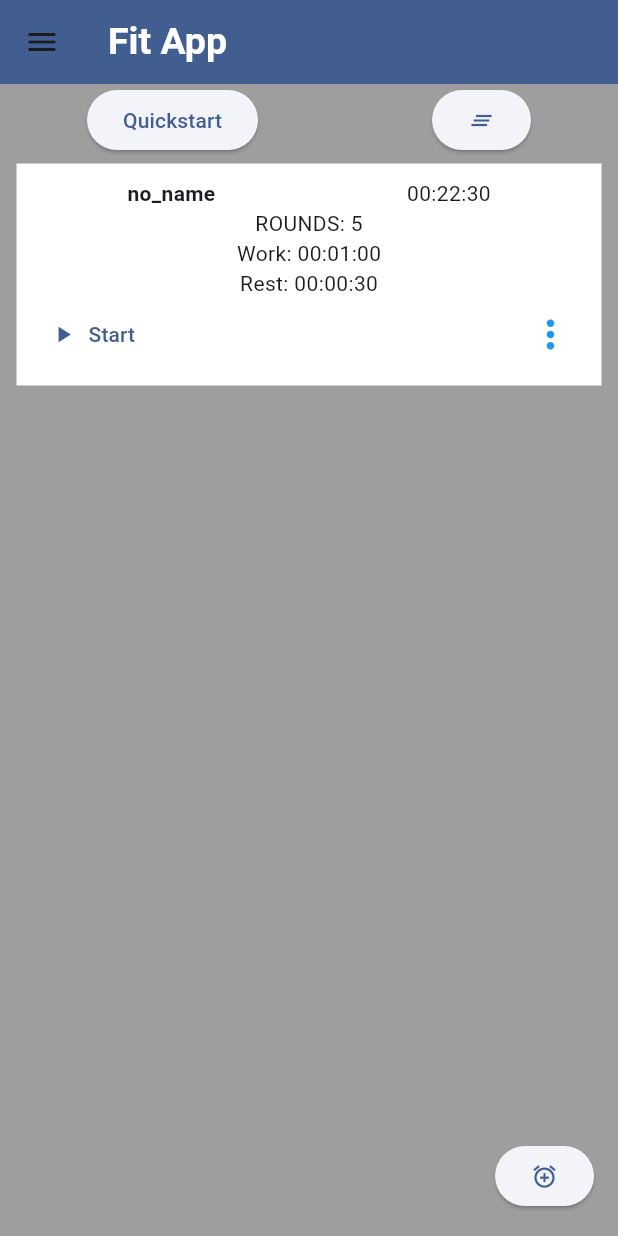
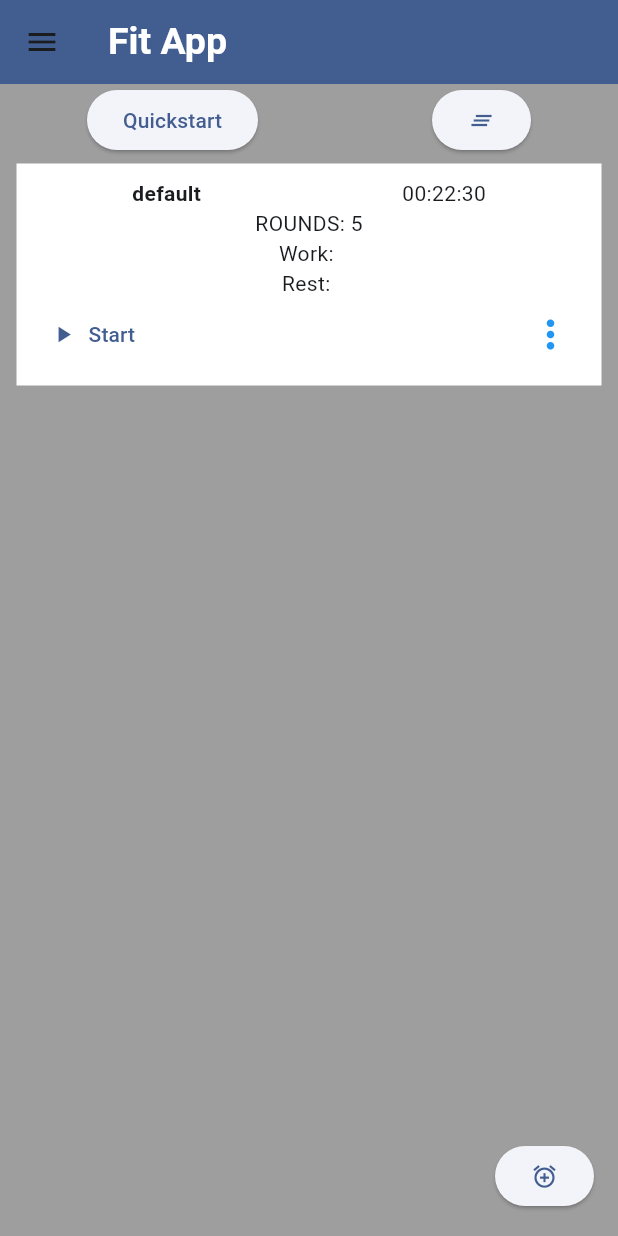
Before and after one commit to kcmurray1/fitness_app, a Flutter app: the screen it shows after launch, on a phone screen of 412 x 824 dp. Run offline on Flutter 3.47's test engine with Material 3 defaults, Android fonts, the phone set to English and light mode, and no system bars.

Commit message:
Added IntervalTimer.fromJson constructor to facilitate File reading

```diff
--- a/lib/models/interval_timer.dart
+++ b/lib/models/interval_timer.dart
@@ -1,3 +1,6 @@
+import 'dart:convert';
+
+import 'package:flutter/foundation.dart';
 import 'package:flutter/material.dart';
 import 'phase_timer.dart';
 import 'round.dart';
@@ -31,6 +34,21 @@ class IntervalTimer extends ChangeNotifier {
       addRound(workTime: workTime, restTime: restTime);
     }
     _totalRounds = numRounds;
+  }
+
+  factory IntervalTimer.fromJson({
+    Key? key,
+    String id = "missing_id",
+    required dynamic jsonData,
+  }){
+
+    return IntervalTimer(
+      name: jsonData["name"],
+      id: id,
+      numRounds: jsonData["num_rounds"],
+      workTime: Duration(seconds: jsonData["work"] ?? 10),
+      restTime: Duration(seconds: jsonData["rest"] ?? 5),
+    );
   }
 
 
@@ -129,8 +147,12 @@ class IntervalTimer extends ChangeNotifier {
     }
 
   }
+  int get totalRounds
+  {
+    return _totalRounds;
+  }
 
-  Duration getTotalTime()
+  Duration get totalTime
   {
     Duration totalTime = Duration();
     for(Round round in rounds)
--- a/lib/models/json_storage.dart
+++ b/lib/models/json_storage.dart
@@ -50,7 +50,7 @@ class JsonStorage
     {
       _cache["default"] = defaultValue;
     }
-    print("read $_cache");
+    print("JsonStorage read $_cache");
     return _cache;
   }
 
--- a/lib/pages/timer_select_page/timer_select_page.dart
+++ b/lib/pages/timer_select_page/timer_select_page.dart
@@ -44,7 +44,6 @@ class _TimerSelectPageState extends State<TimerSelectPage>
   void _loadPresetData()
   {
     _timerStorage.read().then((value){
-      print("read from file $value");
       setState(() {
         presetData = value;
       });
@@ -67,7 +66,7 @@ class _TimerSelectPageState extends State<TimerSelectPage>
   {
     // total time is work + rest * number of rounds NOTE: this only applies to simple timers
     IntervalTimer timer = IntervalTimer(id: id, workTime: work, restTime: rest, numRounds: rounds);
-    Duration totalTime = timer.getTotalTime();
+    Duration totalTime = timer.totalTime;
     // Duration totalTime = Duration(seconds: ((work + rest) * rounds).inSeconds);
     return Container(
       decoration: BoxDecoration(
@@ -139,6 +138,85 @@ class _TimerSelectPageState extends State<TimerSelectPage>
       )
     );
   }
+  Widget customCardTwo ({
+    required IntervalTimer timer,
+    required Function onDelete
+  })
+  {
+
+    // Duration totalTime = Duration(seconds: ((work + rest) * rounds).inSeconds);
+    return Container(
+      decoration: BoxDecoration(
+        border: Border.all(width: 5, color: Colors.grey),
+        color: Colors.white
+      ),
+      padding: EdgeInsets.all(10),
+      child: Column(
+        children: [
+          Row(
+            mainAxisAlignment: MainAxisAlignment.spaceAround,
+            children: [
+              Text(timer.name,
+                style: TextStyle(fontWeight: FontWeight.bold)
+              ),
+              Text(durationString(timer.totalTime))
+            ]
+          ),
+          Text("ROUNDS: ${timer.totalRounds}"),
+          Text("Work: "),
+          Text("Rest: "),
+          Row(
+            mainAxisAlignment: MainAxisAlignment.spaceBetween,
+            children: [
+              TextButton.icon(onPressed: (){
+
+                  Navigator.of(context).push(
+                    MaterialPageRoute(
+                      builder: (context) => ChangeNotifierProvider(
+                        create: (context) => timer,
+                        child: TimerPage(),
+                      )
+                    ),
+                  );
+
+              }, label: Text("Start"), icon: Icon(Icons.play_arrow)),
+              RoundCardPopUpMenu(
+                iconColor: Colors.blue,
+                onDelete: onDelete,
+                onEdit: () async {
+                  IntervalTimer settingsTimer = timer;
+                  await Navigator.of(context).push(
+                    MaterialPageRoute(
+                      builder: (context) => ChangeNotifierProvider(
+                        create: (context) => settingsTimer,
+                        child: TimerSettingsPage(),
+                      )
+                    ),
+                  ).then((onValue) {
+                    if(onValue["save_data"])
+                    {
+                      // Update data
+                      setState(() {
+                        _timerStorage[timer.id] = settingsTimer.toJson();
+                      });
+
+                      _timerStorage.save();
+                      // print(settingsTimer.toJson());
+                      // Reload data to show changes
+                      _loadPresetData();
+
+                    }
+                  });
+
+                },
+                onDuplicate: (){}
+              )
+            ],
+          ),
+        ],
+      )
+    );
+  }
 
   /// Add default timer
   void _addTimer()
@@ -182,23 +260,30 @@ class _TimerSelectPageState extends State<TimerSelectPage>
   {
     if(presetData == null)
     {
-      return Text("nop");
+      return Text("Loading data...");
     }
     else
     {
       return ListView(
         children:
           presetData.entries.map<Widget>((entry){
+
             String id = entry.key;
             dynamic preset = entry.value;
-            return customCard(
-              name:"no_name",
-              id: id,
-              work: Duration(seconds: preset["work"]),
-              rest: Duration(seconds: preset["rest"]),
-              rounds: preset["num_rounds"],
-              onDelete: ()=> _removeData(id),
-              );
+            return customCardTwo(timer: IntervalTimer.fromJson(
+                id: id,
+                jsonData: preset
+              ),
+              onDelete: () => _removeData(id),
+            );
+            // return customCard(
+            //   name: preset["name"],
+            //   id: id,
+            //   work: Duration(seconds: preset["work"]),
+            //   rest: Duration(seconds: preset["rest"]),
+            //   rounds: preset["num_rounds"],
+            //   onDelete: ()=> _removeData(id),
+            //   );
           }).toList()
       );
     }
--- a/lib/pages/timer_settings_page/timer_settings_page.dart
+++ b/lib/pages/timer_settings_page/timer_settings_page.dart
@@ -1,5 +1,4 @@
 import 'package:flutter/material.dart';
-import 'package:provider/provider.dart';
 // Settings Widgets
 import 'package:fitness_app/pages/timer_settings_page/widgets/timer_advanced_settings.dart';
 import 'package:fitness_app/pages/timer_settings_page/widgets/timer_simple_settings.dart';
--- a/lib/pages/timer_settings_page/widgets/timer_advanced_settings.dart
+++ b/lib/pages/timer_settings_page/widgets/timer_advanced_settings.dart
@@ -23,7 +23,7 @@ class _TimerAdvancedSettingState extends State<TimerAdvancedSettings>
               Row(
                 mainAxisAlignment: MainAxisAlignment.end,
                 children: [
-                  Text(timeDisplay(intervalTimer.getTotalTime()),
+                  Text(timeDisplay(intervalTimer.totalTime),
                   style: TextStyle(fontSize: 30)),
                 ],
               ),
--- a/lib/pages/timer_settings_page/widgets/timer_simple_settings.dart
+++ b/lib/pages/timer_settings_page/widgets/timer_simple_settings.dart
@@ -132,7 +132,7 @@ class _TimerSimpleSettingState extends State<TimerSimpleSettings>
             )
           ),
           Padding(padding: EdgeInsets.all(_paddingBetweenItems)),
-          Text("Total time: ${timeDisplay(intervalTimer.getTotalTime())}",
+          Text("Total time: ${timeDisplay(intervalTimer.totalTime)}",
           style: TextStyle(fontSize: _fontSize))
 
           ],
```
